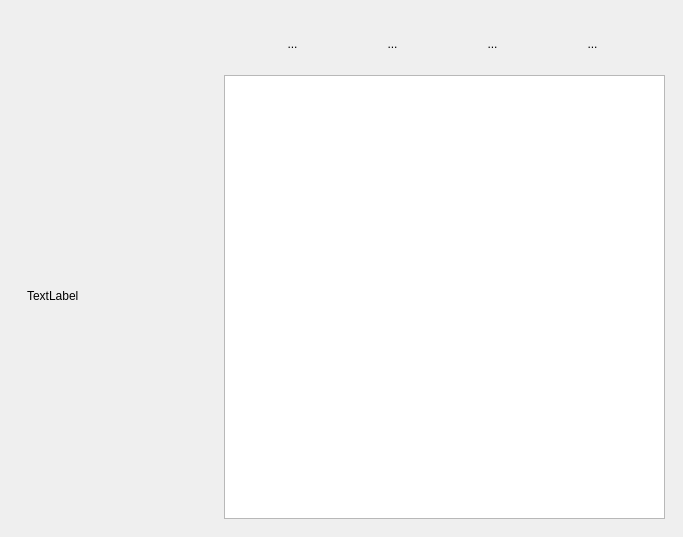
Old version of the form mainwindow.ui in the repository raqquel21/carta-nautica.
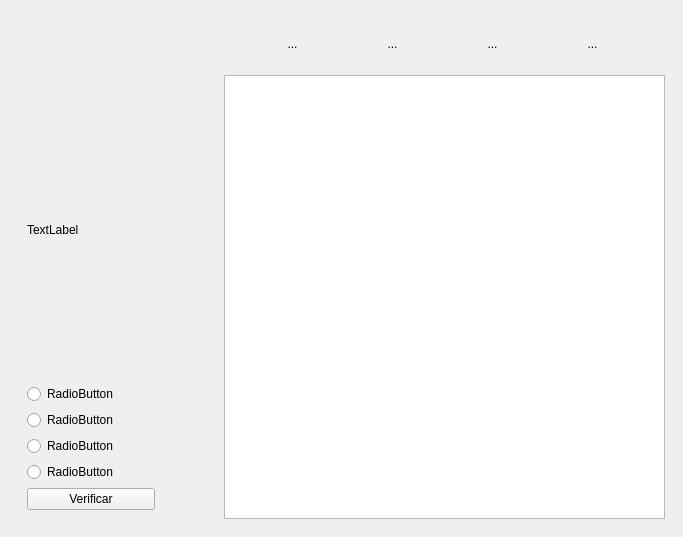
New version of the form. The open tabs and pages were chosen to show the change. Icons and pictures are not drawn.

The edit to the form file:
```diff
--- a/mainwindow.ui
+++ b/mainwindow.ui
@@ -785,6 +785,54 @@
            <property name="sizeConstraint">
             <enum>QLayout::SizeConstraint::SetDefaultConstraint</enum>
            </property>
+           <item row="5" column="0">
+            <widget class="QRadioButton" name="radioButton_3">
+             <property name="text">
+              <string>RadioButton</string>
+             </property>
+            </widget>
+           </item>
+           <item row="6" column="0">
+            <widget class="QRadioButton" name="radioButton_4">
+             <property name="text">
+              <string>RadioButton</string>
+             </property>
+            </widget>
+           </item>
+           <item row="3" column="0">
+            <widget class="QRadioButton" name="radioButton">
+             <property name="text">
+              <string>RadioButton</string>
+             </property>
+            </widget>
+           </item>
+           <item row="2" column="0" colspan="2">
+            <widget class="QLabel" name="label">
+             <property name="sizePolicy">
+              <sizepolicy hsizetype="Minimum" vsizetype="Preferred">
+               <horstretch>0</horstretch>
+               <verstretch>0</verstretch>
+              </sizepolicy>
+             </property>
+             <property name="text">
+              <string>TextLabel</string>
+             </property>
+            </widget>
+           </item>
+           <item row="4" column="0">
+            <widget class="QRadioButton" name="radioButton_2">
+             <property name="text">
+              <string>RadioButton</string>
+             </property>
+            </widget>
+           </item>
+           <item row="7" column="0">
+            <widget class="QPushButton" name="pushButton_2">
+             <property name="text">
+              <string>Verificar</string>
+             </property>
+            </widget>
+           </item>
            <item row="0" column="0">
             <spacer name="horizontalSpacer_5">
              <property name="orientation">
@@ -817,19 +865,6 @@
              </property>
             </widget>
            </item>
-           <item row="2" column="0">
-            <widget class="QLabel" name="label">
-             <property name="sizePolicy">
-              <sizepolicy hsizetype="Maximum" vsizetype="Preferred">
-               <horstretch>0</horstretch>
-               <verstretch>0</verstretch>
-              </sizepolicy>
-             </property>
-             <property name="text">
-              <string>TextLabel</string>
-             </property>
-            </widget>
-           </item>
           </layout>
          </widget>
         </item>
```
Left out of the diff: 2 changed lines with no effect on the pictures.
